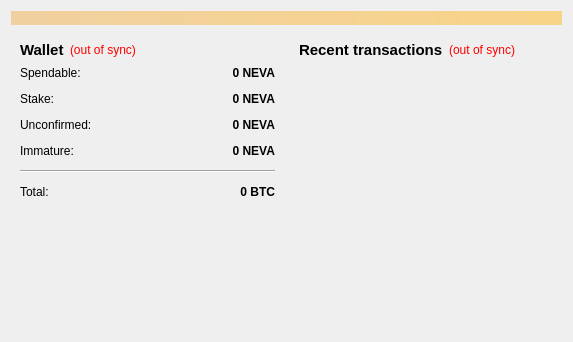
First picture: the form in src/qt/forms/overviewpage.ui, repository F3nixsec/nevacoin, before the edit.
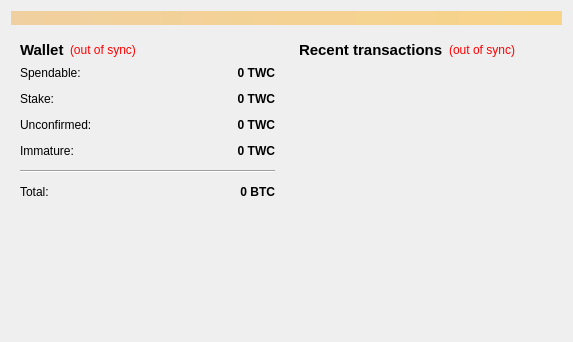
Second picture: the form after the edit.

The edit to the form file:
```diff
--- a/src/qt/forms/overviewpage.ui
+++ b/src/qt/forms/overviewpage.ui
@@ -118,7 +118,7 @@
                <string>Your current spendable balance</string>
               </property>
               <property name="text">
-               <string notr="true">0 NEVA</string>
+               <string notr="true">0 TWC</string>
               </property>
               <property name="alignment">
                <set>Qt::AlignRight|Qt::AlignTrailing|Qt::AlignVCenter</set>
@@ -150,7 +150,7 @@
                <string>Total of coins that was staked, and do not yet count toward the current balance</string>
               </property>
               <property name="text">
-               <string notr="true">0 NEVA</string>
+               <string notr="true">0 TWC</string>
               </property>
               <property name="alignment">
                <set>Qt::AlignRight|Qt::AlignTrailing|Qt::AlignVCenter</set>
@@ -182,7 +182,7 @@
                <string>Total of transactions that have yet to be confirmed, and do not yet count toward the current balance</string>
               </property>
               <property name="text">
-               <string notr="true">0 NEVA</string>
+               <string notr="true">0 TWC</string>
               </property>
               <property name="alignment">
                <set>Qt::AlignRight|Qt::AlignTrailing|Qt::AlignVCenter</set>
@@ -211,7 +211,7 @@
                <string>Mined balance that has not yet matured</string>
               </property>
               <property name="text">
-               <string notr="true">0 NEVA</string>
+               <string notr="true">0 TWC</string>
               </property>
               <property name="alignment">
                <set>Qt::AlignRight|Qt::AlignTrailing|Qt::AlignVCenter</set>
```
